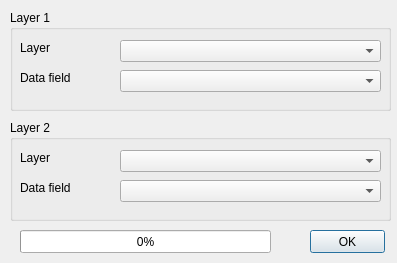
Qt form forms/ui_least_common_denominator.ui (AequilibraE/qaequilibrae) before a commit.
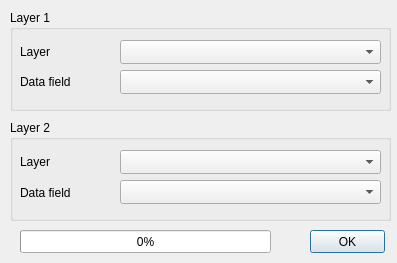
The same form after that commit.

Diff of the .ui file:
```diff
--- a/forms/ui_least_common_denominator.ui
+++ b/forms/ui_least_common_denominator.ui
@@ -36,7 +36,7 @@
       <x>110</x>
       <y>60</y>
       <width>261</width>
-      <height>22</height>
+      <height>24</height>
      </rect>
     </property>
    </widget>
@@ -46,7 +46,7 @@
       <x>110</x>
       <y>30</y>
       <width>261</width>
-      <height>22</height>
+      <height>24</height>
      </rect>
     </property>
    </widget>
@@ -54,7 +54,7 @@
     <property name="geometry">
      <rect>
       <x>10</x>
-      <y>60</y>
+      <y>64</y>
       <width>121</width>
       <height>16</height>
      </rect>
@@ -67,7 +67,7 @@
     <property name="geometry">
      <rect>
       <x>10</x>
-      <y>30</y>
+      <y>34</y>
       <width>121</width>
       <height>16</height>
      </rect>
@@ -95,7 +95,7 @@
       <x>110</x>
       <y>60</y>
       <width>261</width>
-      <height>22</height>
+      <height>24</height>
      </rect>
     </property>
    </widget>
@@ -105,7 +105,7 @@
       <x>110</x>
       <y>30</y>
       <width>261</width>
-      <height>22</height>
+      <height>24</height>
      </rect>
     </property>
    </widget>
@@ -113,7 +113,7 @@
     <property name="geometry">
      <rect>
       <x>10</x>
-      <y>60</y>
+      <y>65</y>
       <width>121</width>
       <height>16</height>
      </rect>
@@ -126,7 +126,7 @@
     <property name="geometry">
      <rect>
       <x>10</x>
-      <y>30</y>
+      <y>34</y>
       <width>121</width>
       <height>16</height>
      </rect>
```
